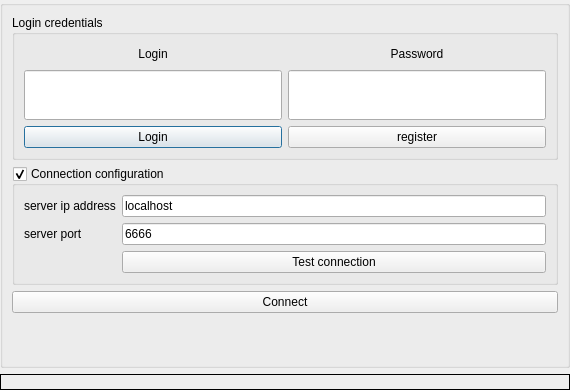
Above: src/qt_app/Forms/LoginDialog.ui from cszawisza/eedb before the change. Below: the same form after it.
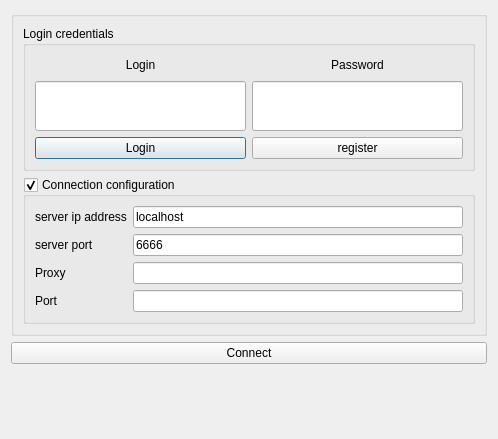
That is the form after the change.

Diff of the .ui file:
```diff
--- a/src/qt_app/Forms/LoginDialog.ui
+++ b/src/qt_app/Forms/LoginDialog.ui
@@ -6,26 +6,14 @@
    <rect>
     <x>0</x>
     <y>0</y>
-    <width>570</width>
-    <height>390</height>
+    <width>498</width>
+    <height>439</height>
    </rect>
   </property>
   <property name="windowTitle">
    <string>Dialog</string>
   </property>
-  <layout class="QVBoxLayout" name="verticalLayout_2">
-   <property name="leftMargin">
-    <number>0</number>
-   </property>
-   <property name="topMargin">
-    <number>0</number>
-   </property>
-   <property name="rightMargin">
-    <number>0</number>
-   </property>
-   <property name="bottomMargin">
-    <number>0</number>
-   </property>
+  <layout class="QVBoxLayout" name="verticalLayout_4">
    <item>
     <widget class="QGroupBox" name="main_groupBox">
      <property name="title">
@@ -203,6 +191,15 @@
       </item>
       <item>
        <widget class="QGroupBox" name="connection_groupbox">
+        <property name="enabled">
+         <bool>true</bool>
+        </property>
+        <property name="sizePolicy">
+         <sizepolicy hsizetype="MinimumExpanding" vsizetype="MinimumExpanding">
+          <horstretch>0</horstretch>
+          <verstretch>0</verstretch>
+         </sizepolicy>
+        </property>
         <property name="title">
          <string>Connection configuration</string>
         </property>
@@ -215,40 +212,60 @@
         <property name="checked">
          <bool>true</bool>
         </property>
-        <layout class="QFormLayout" name="formLayout">
-         <item row="1" column="0">
+        <layout class="QVBoxLayout" name="verticalLayout_2">
+         <item>
+          <layout class="QFormLayout" name="formLayout_2">
+           <item row="0" column="0">
           <widget class="QLabel" name="label">
            <property name="text">
             <string>server ip address</string>
            </property>
           </widget>
          </item>
-         <item row="1" column="1">
+           <item row="0" column="1">
           <widget class="QLineEdit" name="serverIp">
            <property name="text">
             <string>localhost</string>
            </property>
           </widget>
          </item>
-         <item row="2" column="0">
+           <item row="1" column="0">
           <widget class="QLabel" name="label_2">
            <property name="text">
             <string>server port</string>
            </property>
           </widget>
          </item>
-         <item row="2" column="1">
+           <item row="1" column="1">
           <widget class="QLineEdit" name="serverPort">
            <property name="text">
             <string>6666</string>
            </property>
           </widget>
          </item>
+           <item row="2" column="0">
+            <widget class="QLabel" name="label_5">
+             <property name="text">
+              <string>Proxy</string>
+             </property>
+            </widget>
+           </item>
+           <item row="2" column="1">
+            <widget class="QLineEdit" name="proxy"/>
+           </item>
+           <item row="3" column="0">
+            <widget class="QLabel" name="label_6">
+             <property name="text">
+              <string>Port</string>
+             </property>
+            </widget>
+           </item>
          <item row="3" column="1">
-          <widget class="QPushButton" name="testConnction">
-           <property name="text">
-            <string>Test connection</string>
-           </property>
+            <widget class="QLineEdit" name="proxyPort"/>
+           </item>
+          </layout>
+         </item>
+        </layout>
           </widget>
          </item>
         </layout>
@@ -269,26 +286,13 @@
         <property name="sizeHint" stdset="0">
          <size>
           <width>20</width>
-          <height>40</height>
+       <height>22</height>
          </size>
         </property>
        </spacer>
       </item>
      </layout>
     </widget>
-   </item>
-   <item>
-    <widget class="QLabel" name="connectResponseLabel">
-     <property name="frameShape">
-      <enum>QFrame::Box</enum>
-     </property>
-     <property name="text">
-      <string/>
-     </property>
-    </widget>
-   </item>
-  </layout>
- </widget>
  <resources/>
  <connections>
   <connection>
```
Left out of the diff: 90 changed lines with no effect on the pictures. Lines whose indentation alone changed are shown as unchanged.
